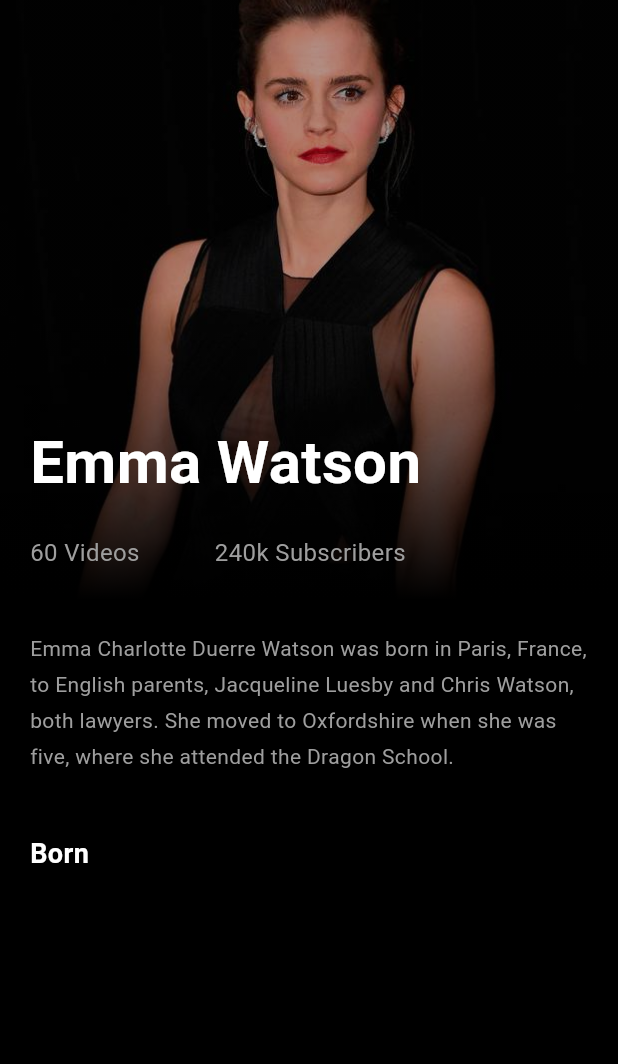
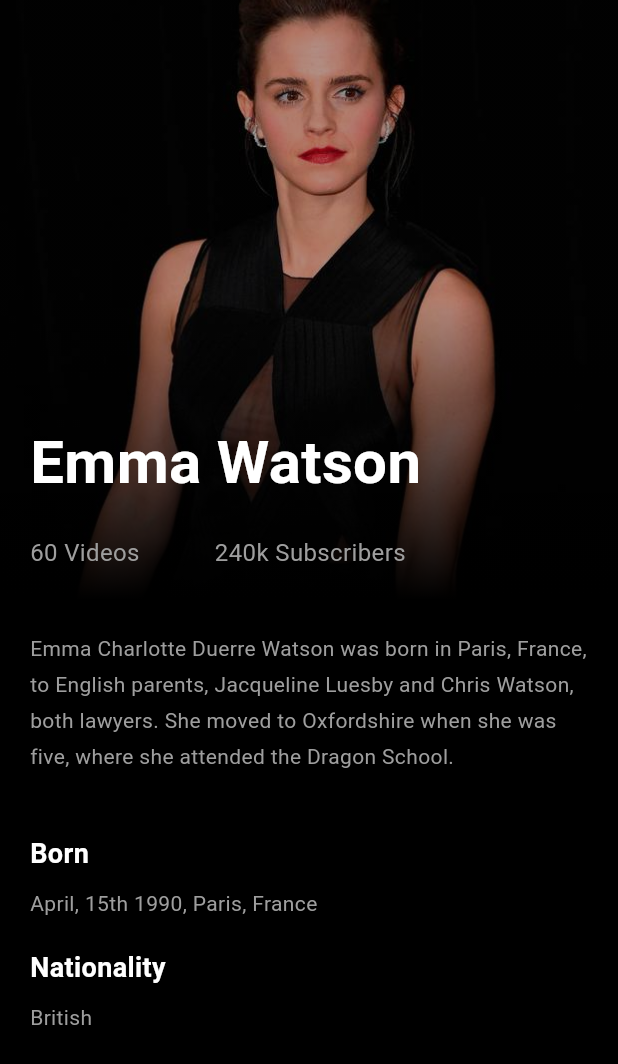
Before and after one commit to sydney1232/profile_ui, a Flutter app: the screen it shows after launch, on a phone screen of 412 x 824 dp. Shown: the top 1064 px of the screen. Run offline on Flutter 3.47's test engine with Material 3 defaults, Android fonts, the phone set to English and light mode, and no system bars; our stand-ins replace simple_animations; missing offline and left inert: dart:ffi.

Commit message:
Added subheaders and info

```diff
--- a/lib/main.dart
+++ b/lib/main.dart
@@ -1,3 +1,6 @@
+import 'dart:ffi';
+
+import 'package:flutter/cupertino.dart';
 import 'package:flutter/material.dart';
 import 'package:profile_ui/animation/FadeAnimation.dart';
 
@@ -115,6 +118,8 @@ class _MyHomePageState extends State<MyHomePage> {
                         ),
                       ),
                       SizedBox(height: 40),
+
+                      //BORN
                       FadeAnimation(
                         1.6,
                         Text(
@@ -125,7 +130,42 @@ class _MyHomePageState extends State<MyHomePage> {
                             color: Colors.white,
                           ),
                         ),
-                      )
+                      ),
+                      SizedBox(height: 10),
+                      FadeAnimation(
+                        1.6,
+                        Text(
+                          "April, 15th 1990, Paris, France",
+                          style: TextStyle(
+                            color: Colors.grey,
+                          ),
+                        ),
+                      ),
+
+                      SizedBox(height: 20),
+
+                      //NATIONALITY
+                      FadeAnimation(
+                        1.6,
+                        Text(
+                          "Nationality",
+                          style: TextStyle(
+                            fontSize: 18,
+                            fontWeight: FontWeight.bold,
+                            color: Colors.white,
+                          ),
+                        ),
+                      ),
+                      SizedBox(height: 10),
+                      FadeAnimation(
+                        1.6,
+                        Text(
+                          "British",
+                          style: TextStyle(
+                            color: Colors.grey,
+                          ),
+                        ),
+                      ),
                     ],
                   ),
                 )
```
